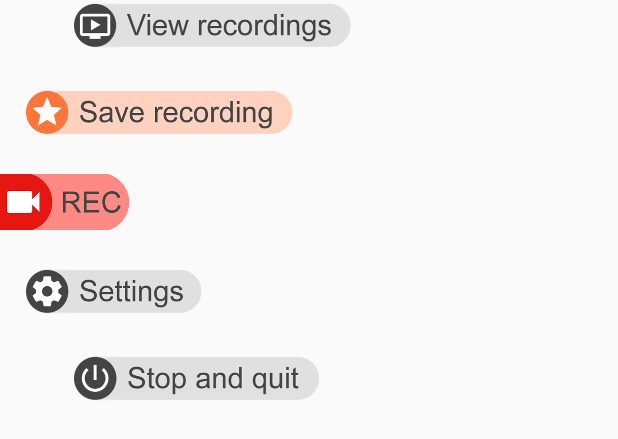
After one commit to maxneaga/open_dash_cam_android, an Android app: the layout layout_widgets.xml on its own in the app's theme, with its tools: preview values and no code run, on a phone screen of 412 x 824 dp. The commit adds this screen. Shown: the top 439 px of the screen. Run offline under Robolectric (Android 15) with nearby library versions, the phone set to English and light mode, and no system bars.

Commit message:
Improve main dashboard widget loading and closing time

```diff
--- a/mobile/src/main/java/com/opendashcam/BackgroundVideoRecorder.java
+++ b/mobile/src/main/java/com/opendashcam/BackgroundVideoRecorder.java
@@ -128,7 +128,7 @@ public class BackgroundVideoRecorder extends Service implements SurfaceHolder.Ca
         mediaRecorder.setProfile(CamcorderProfile.get(CamcorderProfile.QUALITY_HIGH));
         mediaRecorder.setPreviewDisplay(surfaceHolder.getSurface());
         // Store previous and current recording filenames, so that they may be retrieved by the
-        // SaveRecordingWidget
+        // SaveRecording button
 
         // previous recording = currentVideoFile
         editor.putString(
--- a/mobile/src/main/java/com/opendashcam/MainActivity.java
+++ b/mobile/src/main/java/com/opendashcam/MainActivity.java
@@ -57,7 +57,7 @@ public class MainActivity extends Activity {
             Intent videoIntent = new Intent(getApplicationContext(), BackgroundVideoRecorder.class);
             startService(videoIntent);
 
-            // Start widget service
+            // Start rootView service
             Intent i = new Intent(getApplicationContext(), WidgetService.class);
             startService(i);
 
--- /dev/null
+++ b/mobile/src/main/res/layout/layout_widgets.xml
@@ -0,0 +1,65 @@
+<?xml version="1.0" encoding="utf-8"?>
+<FrameLayout xmlns:android="http://schemas.android.com/apk/res/android"
+    android:layout_width="wrap_content"
+    android:layout_height="wrap_content"
+    android:orientation="vertical">
+
+    <LinearLayout
+        android:layout_width="wrap_content"
+        android:layout_height="wrap_content"
+        android:layout_gravity="center_vertical|start"
+        android:orientation="vertical">
+
+        <android.support.v7.widget.AppCompatImageButton
+            android:id="@+id/view_recordings_button"
+            android:layout_width="wrap_content"
+            android:layout_height="wrap_content"
+            android:layout_marginStart="@dimen/horizontal_widget_distance_large"
+            android:background="@android:color/transparent"
+            android:src="@drawable/view_recordings_widget" />
+
+        <android.support.v7.widget.AppCompatImageButton
+            android:id="@+id/save_recording_button"
+            android:layout_width="wrap_content"
+            android:layout_height="wrap_content"
+            android:layout_marginStart="@dimen/horizontal_widget_distance"
+            android:layout_marginTop="@dimen/vertical_widget_distance"
+            android:background="@android:color/transparent"
+            android:src="@drawable/save_recording_widget" />
+
+        <android.support.v7.widget.AppCompatImageButton
+            android:layout_width="wrap_content"
+            android:layout_height="wrap_content"
+            android:layout_marginTop="@dimen/vertical_widget_distance"
+            android:background="@android:color/transparent"
+            android:src="@drawable/cam_widget"
+            android:visibility="invisible" />
+
+        <android.support.v7.widget.AppCompatImageButton
+            android:id="@+id/settings_button"
+            android:layout_width="wrap_content"
+            android:layout_height="wrap_content"
+            android:layout_marginStart="@dimen/horizontal_widget_distance"
+            android:layout_marginTop="@dimen/vertical_widget_distance"
+            android:background="@android:color/transparent"
+            android:src="@drawable/settings_widget" />
+
+        <android.support.v7.widget.AppCompatImageButton
+            android:id="@+id/stop_and_quit_button"
+            android:layout_width="wrap_content"
+            android:layout_height="wrap_content"
+            android:layout_marginStart="@dimen/horizontal_widget_distance_large"
+            android:layout_marginTop="@dimen/vertical_widget_distance"
+            android:background="@android:color/transparent"
+            android:src="@drawable/quit_widget" />
+    </LinearLayout>
+
+
+    <android.support.v7.widget.AppCompatImageButton
+        android:id="@+id/rec_button"
+        android:layout_width="wrap_content"
+        android:layout_height="wrap_content"
+        android:layout_gravity="center_vertical|start"
+        android:background="@android:color/transparent"
+        android:src="@drawable/cam_widget" />
+</FrameLayout>
--- /dev/null
+++ b/mobile/src/main/res/values/dimens.xml
@@ -0,0 +1,8 @@
+<?xml version="1.0" encoding="utf-8"?>
+<resources>
+    <dimen name="vertical_widget_distance">24dp</dimen>
+    <dimen name="horizontal_widget_distance">16dp</dimen>
+    <dimen name="layout_min_width">300dp</dimen>
+    <dimen name="layout_min_height">420dp</dimen>
+    <dimen name="horizontal_widget_distance_large">48dp</dimen>
+</resources>
--- a/mobile/src/main/res/values/strings.xml
+++ b/mobile/src/main/res/values/strings.xml
@@ -4,7 +4,7 @@
     <string name="previous_recording_preferences_key">PREVIOUS_RECORDING</string>
     <string name="current_recording_preferences_key">CURRENT_RECORDING</string>
     <string name="pre_start_volume">PRE_START_VOLUME</string>
-    <!-- Save recording widget -->
+    <!-- Save recording rootView -->
     <string name="save_recording_success_msg">Current recording marked as starred.
 Starred recordings will not be deleted.</string>
     <string name="title_activity_settings">Settings</string>
```
Also changed, not shown: mobile/src/main/java/com/opendashcam/WidgetService.java (+5 -58 lines), mobile/src/main/java/com/opendashcam/models/CamWidget.java (deleted, +0 -39 lines), mobile/src/main/java/com/opendashcam/models/QuitWidget.java (deleted, +0 -33 lines), mobile/src/main/java/com/opendashcam/models/SaveRecordingWidget.java (deleted, +0 -56 lines), mobile/src/main/java/com/opendashcam/models/SettingsWidget.java (deleted, +0 -33 lines), mobile/src/main/java/com/opendashcam/models/ViewRecordingsWidget.java (deleted, +0 -33 lines), mobile/src/main/java/com/opendashcam/models/Widget.java (+138 -23 lines).
